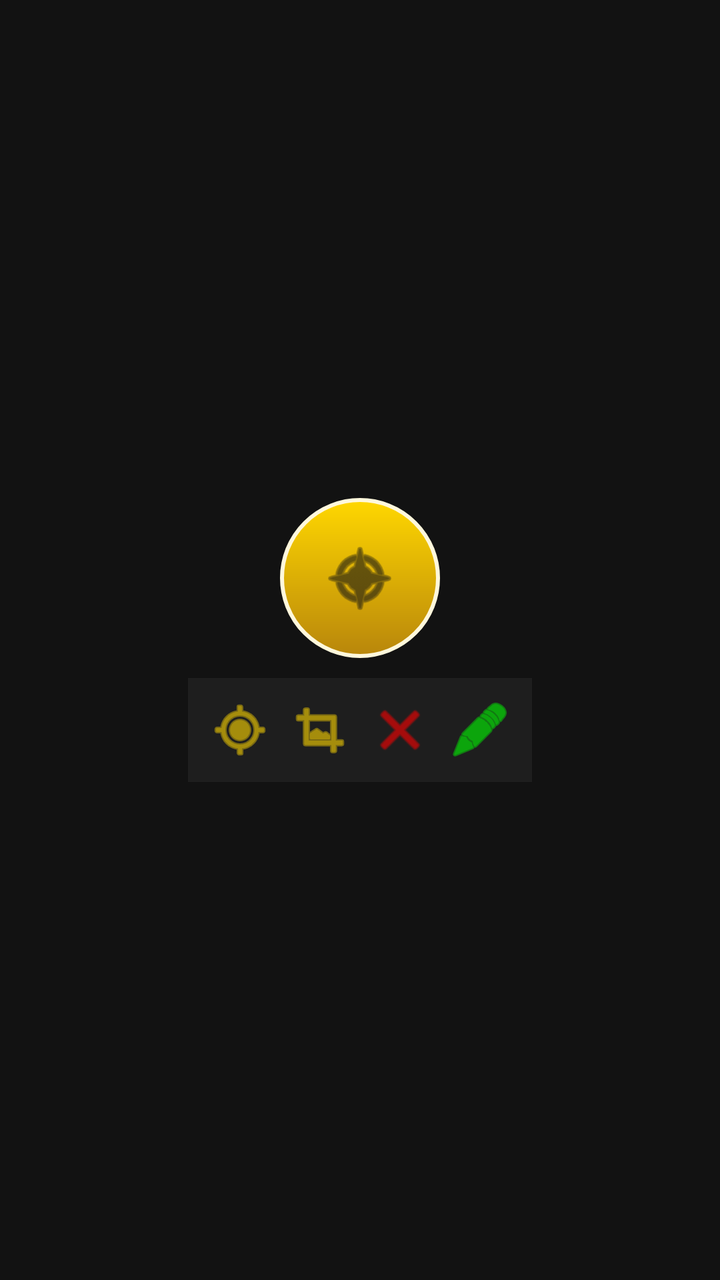
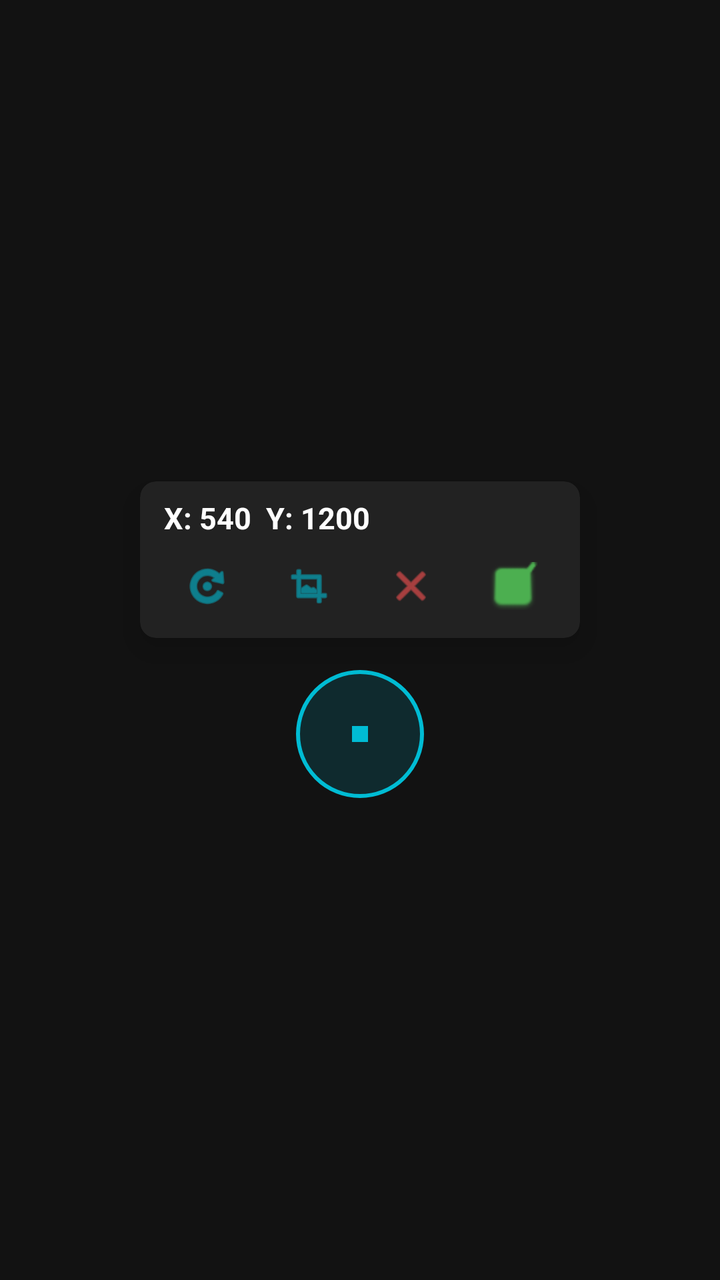

Two renders of the same Android screen: before a commit and after it. Below are the layout's source before the change and the commit's diff.
<!-- AndroidManifest.xml: application theme Theme.MyAutomationApp -->
<!-- res/layout/picker_layout.xml -->
<?xml version="1.0" encoding="utf-8"?>
<LinearLayout xmlns:android="http://schemas.android.com/apk/res/android"
    android:layout_width="wrap_content"
    android:layout_height="wrap_content"
    android:orientation="vertical"
    android:gravity="center">

    
    <FrameLayout
        android:id="@+id/pickerCircle"
        android:layout_width="80dp"
        android:layout_height="80dp"
        android:background="@drawable/gold_circle">

        <ImageView
            android:layout_width="40dp"
            android:layout_height="40dp"
            android:layout_gravity="center"
            android:src="@android:drawable/ic_menu_compass"
            android:tint="#121212" />
    </FrameLayout>

    
    <LinearLayout
        android:layout_width="wrap_content"
        android:layout_height="wrap_content"
        android:orientation="horizontal"
        android:background="#1E1E1E"
        android:padding="6dp"
        android:layout_marginTop="10dp">

        <ImageButton
            android:id="@+id/btnCenter"
            android:layout_width="40dp"
            android:layout_height="40dp"
            android:src="@android:drawable/ic_menu_mylocation"
            android:background="@android:color/transparent"
            android:tint="#FFD700" />

        <ImageButton
            android:id="@+id/btnCopy"
            android:layout_width="40dp"
            android:layout_height="40dp"
            android:src="@android:drawable/ic_menu_crop"
            android:background="@android:color/transparent"
            android:tint="#FFD700" />

        <ImageButton
            android:id="@+id/btnCancel"
            android:layout_width="40dp"
            android:layout_height="40dp"
            android:src="@android:drawable/ic_menu_close_clear_cancel"
            android:background="@android:color/transparent"
            android:tint="#FF0000" />

        <ImageButton
            android:id="@+id/btnConfirm"
            android:layout_width="40dp"
            android:layout_height="40dp"
            android:src="@android:drawable/ic_menu_edit"
            android:background="@android:color/transparent"
            android:tint="#00FF00" />
    </LinearLayout>
</LinearLayout>
<!-- resources referenced by this layout -->
<resources>
  <!-- drawable gold_circle (drawable) -->
  <?xml version="1.0" encoding="utf-8"?>
  <shape xmlns:android="http://schemas.android.com/apk/res/android" android:shape="oval">
      
      <gradient
          android:startColor="#FFD700"
          android:endColor="#B8860B"
          android:angle="270"/>
      
      <stroke
          android:width="2dp"
          android:color="#FFF8DC"/>
  </shape>
  <style name="Theme.MyAutomationApp" parent="Theme.MaterialComponents.DayNight.NoActionBar">
          <item name="colorPrimary">@color/gold</item>
          <item name="colorPrimaryVariant">@color/gold_dark</item>
          <item name="colorOnPrimary">@color/black</item>
          <item name="android:windowBackground">@color/black</item>
          <item name="android:textColor">@color/gold</item>
      </style>
  <color name="gold">#FFD700</color>
  <color name="gold_dark">#B8860B</color>
  <color name="black">#121212</color>
</resources>

<!-- the commit's change to res/layout/picker_layout.xml (unified diff, before → after) -->
@@ -1,64 +1,97 @@
 <?xml version="1.0" encoding="utf-8"?>
 <LinearLayout xmlns:android="http://schemas.android.com/apk/res/android"
+    xmlns:app="http://schemas.android.com/apk/res-auto"
     android:layout_width="wrap_content"
     android:layout_height="wrap_content"
     android:orientation="vertical"
     android:gravity="center">
 
     
+    <androidx.cardview.widget.CardView
+        android:layout_width="220dp"
+        android:layout_height="wrap_content"
+        android:layout_marginBottom="16dp"
+        app:cardBackgroundColor="#222222"
+        app:cardCornerRadius="8dp"
+        app:cardElevation="10dp">
+
+        <LinearLayout
+            android:layout_width="match_parent"
+            android:layout_height="wrap_content"
+            android:orientation="vertical"
+            android:padding="8dp">
+
+            
+            <TextView
+                android:id="@+id/tvLiveCoords"
+                android:layout_width="match_parent"
+                android:layout_height="wrap_content"
+                android:text="X: 540  Y: 1200"
+                android:textColor="#FFFFFF"
+                android:textSize="15sp"
+                android:textStyle="bold"
+                android:paddingStart="4dp"
+                android:paddingBottom="6dp" />
+
+            
+            <LinearLayout
+                android:layout_width="match_parent"
+                android:layout_height="36dp"
+                android:orientation="horizontal"
+                android:gravity="center_vertical">
+
+                
+                <ImageView
+                    android:id="@+id/btnCenter"
+                    android:layout_width="0dp"
+                    android:layout_height="24dp"
+                    android:layout_weight="1"
+                    android:src="@android:drawable/ic_menu_rotate"
+                    app:tint="#00BCD4" />
+
+                
+                <ImageView
+                    android:id="@+id/btnCopy"
+                    android:layout_width="0dp"
+                    android:layout_height="24dp"
+                    android:layout_weight="1"
+                    android:src="@android:drawable/ic_menu_crop"
+                    app:tint="#00BCD4" />
+
+                
+                <ImageView
+                    android:id="@+id/btnCancel"
+                    android:layout_width="0dp"
+                    android:layout_height="24dp"
+                    android:layout_weight="1"
+                    android:src="@android:drawable/ic_menu_close_clear_cancel"
+                    app:tint="#FF5252" />
+
+                
+                <ImageView
+                    android:id="@+id/btnConfirm"
+                    android:layout_width="0dp"
+                    android:layout_height="24dp"
+                    android:layout_weight="1"
+                    android:src="@android:drawable/checkbox_on_background"
+                    app:tint="#4CAF50" />
+            </LinearLayout>
+        </LinearLayout>
+    </androidx.cardview.widget.CardView>
+
+    
     <FrameLayout
         android:id="@+id/pickerCircle"
-        android:layout_width="80dp"
-        android:layout_height="80dp"
-        android:background="@drawable/gold_circle">
+        android:layout_width="64dp"
+        android:layout_height="64dp"
+        android:background="@drawable/target_ring">
 
-        <ImageView
-            android:layout_width="40dp"
-            android:layout_height="40dp"
+        
+        <View
+            android:layout_width="8dp"
+            android:layout_height="8dp"
             android:layout_gravity="center"
-            android:src="@android:drawable/ic_menu_compass"
-            android:tint="#121212" />
+            android:background="#00BCD4" />
     </FrameLayout>
 
-    
-    <LinearLayout
-        android:layout_width="wrap_content"
-        android:layout_height="wrap_content"
-        android:orientation="horizontal"
-        android:background="#1E1E1E"
-        android:padding="6dp"
-        android:layout_marginTop="10dp">
-
-        <ImageButton
-            android:id="@+id/btnCenter"
-            android:layout_width="40dp"
-            android:layout_height="40dp"
-            android:src="@android:drawable/ic_menu_mylocation"
-            android:background="@android:color/transparent"
-            android:tint="#FFD700" />
-
-        <ImageButton
-            android:id="@+id/btnCopy"
-            android:layout_width="40dp"
-            android:layout_height="40dp"
-            android:src="@android:drawable/ic_menu_crop"
-            android:background="@android:color/transparent"
-            android:tint="#FFD700" />
-
-        <ImageButton
-            android:id="@+id/btnCancel"
-            android:layout_width="40dp"
-            android:layout_height="40dp"
-            android:src="@android:drawable/ic_menu_close_clear_cancel"
-            android:background="@android:color/transparent"
-            android:tint="#FF0000" />
-
-        <ImageButton
-            android:id="@+id/btnConfirm"
-            android:layout_width="40dp"
-            android:layout_height="40dp"
-            android:src="@android:drawable/ic_menu_edit"
-            android:background="@android:color/transparent"
-            android:tint="#00FF00" />
-    </LinearLayout>
 </LinearLayout>
<!-- resource entries referenced after the edit -->
@@ -1,17 +1,14 @@
 <!-- resources referenced by this layout -->
 <resources>
-  <!-- drawable gold_circle (drawable) -->
+  <!-- drawable target_ring (drawable) -->
   <?xml version="1.0" encoding="utf-8"?>
   <shape xmlns:android="http://schemas.android.com/apk/res/android" android:shape="oval">
       
-      <gradient
-          android:startColor="#FFD700"
-          android:endColor="#B8860B"
-          android:angle="270"/>
+      <solid android:color="#2500BCD4" />
       
       <stroke
           android:width="2dp"
-          android:color="#FFF8DC"/>
+          android:color="#00BCD4" />
   </shape>
   <style name="Theme.MyAutomationApp" parent="Theme.MaterialComponents.DayNight.NoActionBar">
           <item name="colorPrimary">@color/gold</item>
